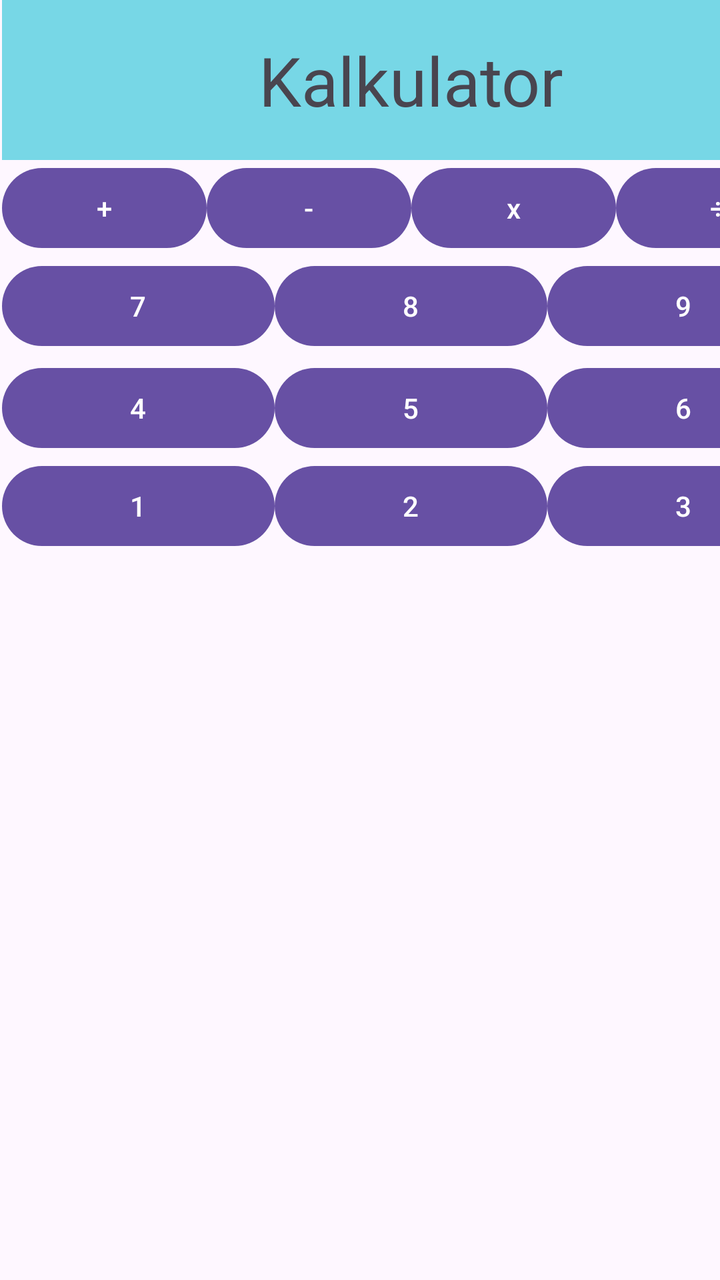
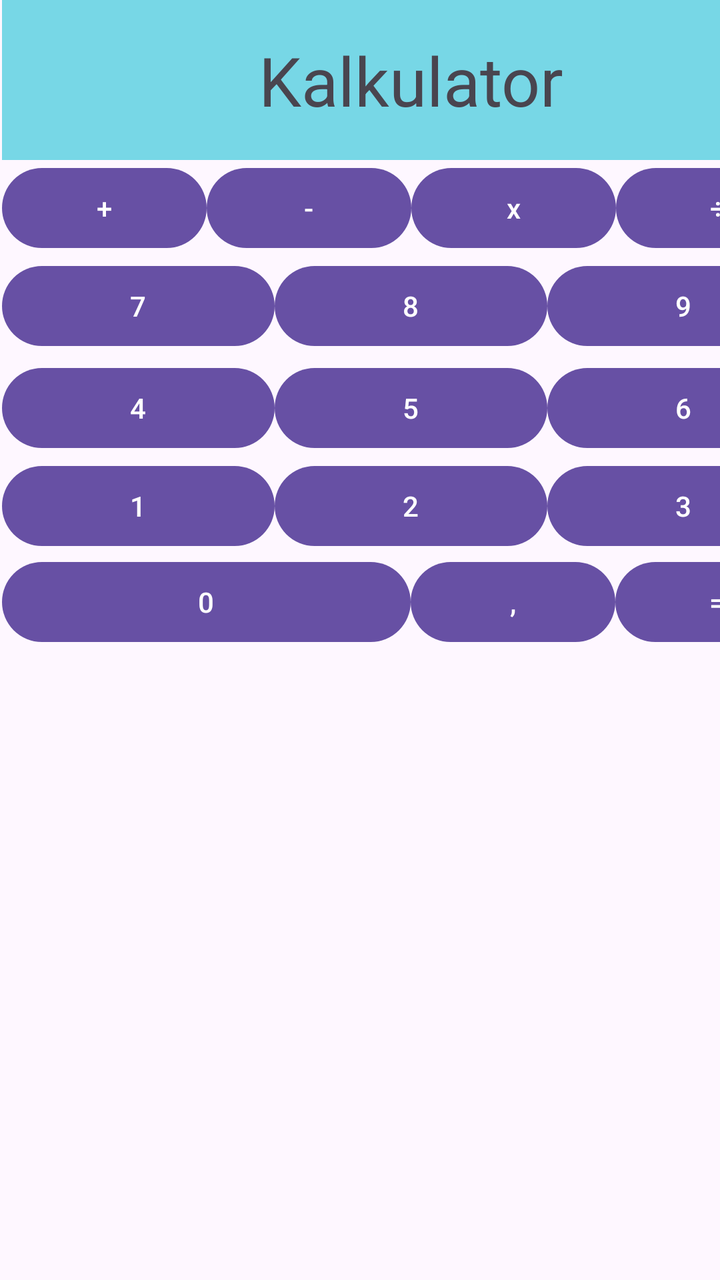

Screens rendered from an Android XML layout before and after an edit, with the pre-edit source and the edit as a unified diff.
<!-- AndroidManifest.xml: application theme Theme.Kalkulator -->
<!-- res/layout/activity_main.xml -->
<?xml version="1.0" encoding="utf-8"?>
<androidx.constraintlayout.widget.ConstraintLayout xmlns:android="http://schemas.android.com/apk/res/android"
    xmlns:app="http://schemas.android.com/apk/res-auto"
    xmlns:tools="http://schemas.android.com/tools"
    android:id="@+id/main"
    android:layout_width="match_parent"
    android:layout_height="match_parent"
    tools:context=".MainActivity">


    <LinearLayout
        android:layout_width="409dp"
        android:layout_height="729dp"
        android:layout_marginStart="1dp"
        android:orientation="vertical"
        app:layout_constraintStart_toStartOf="parent"
        app:layout_constraintTop_toTopOf="parent">

        <TextView
            android:id="@+id/textView"
            android:layout_width="match_parent"
            android:layout_height="wrap_content"
            android:height="80dp"
            android:background="#77D7E6"
            android:gravity="center"
            android:text="Kalkulator"
            android:textSize="34sp" />


        <LinearLayout
            android:layout_width="match_parent"
            android:layout_height="49dp"
            android:orientation="horizontal">

            <Button
                android:id="@+id/button3"
                android:layout_width="match_parent"
                android:layout_height="wrap_content"
                android:layout_weight="1"
                android:text="+" />

            <Button
                android:id="@+id/button4"
                android:layout_width="match_parent"
                android:layout_height="wrap_content"
                android:layout_weight="1"
                android:text="-" />

            <Button
                android:id="@+id/button5"
                android:layout_width="match_parent"
                android:layout_height="wrap_content"
                android:layout_weight="1"
                android:text="x" />

            <Button
                android:id="@+id/button6"
                android:layout_width="match_parent"
                android:layout_height="wrap_content"
                android:layout_weight="1"
                android:text="÷" />

        </LinearLayout>

        <LinearLayout
            android:layout_width="match_parent"
            android:layout_height="51dp"
            android:orientation="horizontal">

            <Button
                android:id="@+id/button7"
                android:layout_width="match_parent"
                android:layout_height="wrap_content"
                android:layout_weight="1"
                android:text="7" />

            <Button
                android:id="@+id/button8"
                android:layout_width="match_parent"
                android:layout_height="wrap_content"
                android:layout_weight="1"
                android:text="8" />

            <Button
                android:id="@+id/button9"
                android:layout_width="match_parent"
                android:layout_height="wrap_content"
                android:layout_weight="1"
                android:text="9" />
        </LinearLayout>

        <LinearLayout
            android:layout_width="match_parent"
            android:layout_height="49dp"
            android:orientation="horizontal">

            <Button
                android:id="@+id/button10"
                android:layout_width="match_parent"
                android:layout_height="wrap_content"
                android:layout_weight="1"
                android:text="4" />

            <Button
                android:id="@+id/button11"
                android:layout_width="match_parent"
                android:layout_height="wrap_content"
                android:layout_weight="1"
                android:text="5" />

            <Button
                android:id="@+id/button12"
                android:layout_width="match_parent"
                android:layout_height="wrap_content"
                android:layout_weight="1"
                android:text="6" />
        </LinearLayout>

        <LinearLayout
            android:layout_width="match_parent"
            android:layout_height="90dp"
            android:orientation="horizontal">

            <Button
                android:id="@+id/button13"
                android:layout_width="match_parent"
                android:layout_height="wrap_content"
                android:layout_weight="1"
                android:text="1" />

            <Button
                android:id="@+id/button14"
                android:layout_width="match_parent"
                android:layout_height="wrap_content"
                android:layout_weight="1"
                android:text="2" />

            <Button
                android:id="@+id/button15"
                android:layout_width="match_parent"
                android:layout_height="wrap_content"
                android:layout_weight="1"
                android:text="3" />
        </LinearLayout>


    </LinearLayout>
</androidx.constraintlayout.widget.ConstraintLayout>
<!-- resources referenced by this layout -->
<resources>
  <style name="Theme.Kalkulator" parent="Base.Theme.Kalkulator" />
  <style name="Base.Theme.Kalkulator" parent="Theme.Material3.DayNight.NoActionBar">
          
          
      </style>
</resources>

<!-- the commit's change to res/layout/activity_main.xml (unified diff, before → after) -->
@@ -118,7 +118,7 @@
 
         <LinearLayout
             android:layout_width="match_parent"
-            android:layout_height="90dp"
+            android:layout_height="48dp"
             android:orientation="horizontal">
 
             <Button
@@ -143,6 +143,33 @@
                 android:text="3" />
         </LinearLayout>
 
+        <LinearLayout
+            android:layout_width="match_parent"
+            android:layout_height="48dp"
+            android:orientation="horizontal">
+
+            <Button
+                android:id="@+id/button16"
+                android:layout_width="0dp"
+                android:layout_height="wrap_content"
+                android:layout_weight="2"
+                android:text="0" />
+
+            <Button
+                android:id="@+id/button17"
+                android:layout_width="0dp"
+                android:layout_height="wrap_content"
+                android:layout_weight="1"
+                android:text="," />
+
+            <Button
+                android:id="@+id/button18"
+                android:layout_width="0dp"
+                android:layout_height="wrap_content"
+                android:layout_weight="1"
+                android:text="=" />
+        </LinearLayout>
+
 
     </LinearLayout>
 </androidx.constraintlayout.widget.ConstraintLayout>
